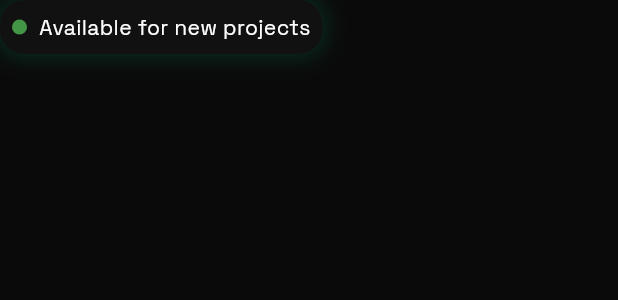
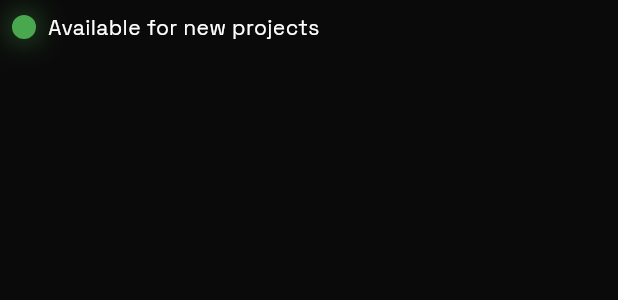
Before and after one commit to 3rigx/portfolio_web, a Flutter app: the BlinkingStatusIndicator widget shown alone on an empty page, opened directly, on a phone screen of 412 x 824 dp. Shown: the top 300 px of the screen. Run offline on Flutter 3.47's test engine with Material 3 defaults, Android fonts, the light colour scheme and no system bars; our stand-ins replace go_router, google_fonts, lottie; missing offline and left inert: model_viewer_plus; network calls fail.

```diff
--- a/lib/components/widgets/blinking_status.dart
+++ b/lib/components/widgets/blinking_status.dart
@@ -42,9 +42,6 @@ class _BlinkingStatusIndicatorState extends State<BlinkingStatusIndicator>
   @override
   Widget build(BuildContext context) {
     return HoverableCard(
-      child: Container(
-        // padding: const EdgeInsets.symmetric(horizontal: 12, vertical: 8),
-        decoration: AppTheme.glowingContainer,
       child: Padding(
         padding: const EdgeInsets.all(8.0),
         child: Row(
@@ -54,14 +51,26 @@ class _BlinkingStatusIndicatorState extends State<BlinkingStatusIndicator>
               animation: _opacityAnimation,
               builder: (context, child) {
                 return Container(
-                    width: widget.dotSize,
-                    height: widget.dotSize,
+                  width:
+                      widget.dotSize + 6, // Slightly larger for more visibility
+                  height: widget.dotSize + 6,
                   decoration: BoxDecoration(
                     shape: BoxShape.circle,
-                      color:
-                          widget.dotColor.withAlpha(
-                            (255 * _opacityAnimation.value).round(),
+                    color: widget.dotColor.withAlpha(
+                      (((0.7 + 0.3 * _opacityAnimation.value) * 255).toInt())
+                          .clamp(0, 255),
                     ),
+                    boxShadow: [
+                      BoxShadow(
+                        color: widget.dotColor.withAlpha(
+                          (0.7 * _opacityAnimation.value * 255)
+                              .toInt()
+                              .clamp(0, 255),
+                        ),
+                        blurRadius: 16,
+                        spreadRadius: 1,
+                      ),
+                    ],
                   ),
                 );
               },
@@ -76,7 +85,6 @@ class _BlinkingStatusIndicatorState extends State<BlinkingStatusIndicator>
           ],
         ),
       ),
-      ),
     );
   }
 
```
Also changed, not shown: lib/components/sections/content_section.dart (+41 -6 lines), lib/components/widgets/studio_section.dart (+53 -26 lines), lib/pages/portfolio_page.dart (+10 -6 lines). Lines whose indentation alone changed are shown as unchanged.
